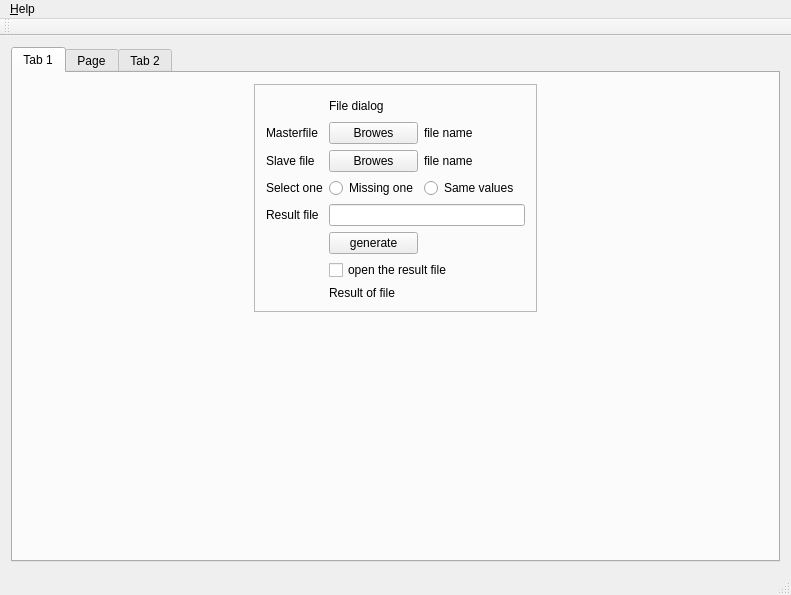
Above: mainwindow.ui from jawahar273/lib before the change. Below: the same form after it.
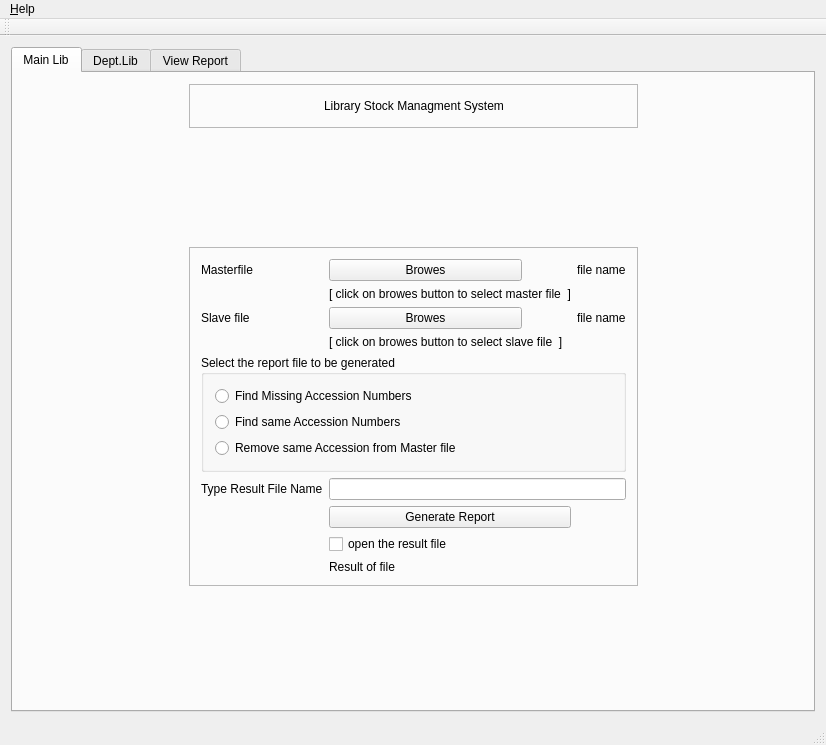
That is the form after the change. Icons and pictures are not drawn.

The edit to the form file:
```diff
--- a/mainwindow.ui
+++ b/mainwindow.ui
@@ -6,8 +6,8 @@
    <rect>
     <x>0</x>
     <y>0</y>
-    <width>791</width>
-    <height>595</height>
+    <width>826</width>
+    <height>745</height>
    </rect>
   </property>
   <property name="windowTitle">
@@ -41,49 +41,58 @@
       </property>
       <widget class="QWidget" name="tab">
        <attribute name="title">
-        <string>Tab 1</string>
+        <string>Main Lib</string>
        </attribute>
        <layout class="QGridLayout" name="gridLayout_2">
-        <item row="0" column="0">
-         <spacer name="horizontalSpacer">
-          <property name="orientation">
-           <enum>Qt::Horizontal</enum>
-          </property>
-          <property name="sizeHint" stdset="0">
-           <size>
-            <width>40</width>
-            <height>20</height>
-           </size>
-          </property>
-         </spacer>
-        </item>
         <item row="0" column="2">
-         <spacer name="horizontalSpacer_2">
-          <property name="orientation">
-           <enum>Qt::Horizontal</enum>
+         <widget class="QFrame" name="frame_2">
+          <property name="frameShape">
+           <enum>QFrame::StyledPanel</enum>
           </property>
-          <property name="sizeHint" stdset="0">
-           <size>
-            <width>40</width>
-            <height>20</height>
-           </size>
+          <property name="frameShadow">
+           <enum>QFrame::Raised</enum>
           </property>
-         </spacer>
+          <layout class="QGridLayout" name="gridLayout_6">
+           <item row="0" column="1">
+            <widget class="QLabel" name="Dialog_title">
+             <property name="styleSheet">
+              <string notr="true">font: italic 26pt &quot;Monotype Corsiva&quot;;</string>
+             </property>
+             <property name="text">
+              <string>Library Stock Managment System</string>
+             </property>
+            </widget>
+           </item>
+           <item row="0" column="0">
+            <spacer name="horizontalSpacer_4">
+             <property name="orientation">
+              <enum>Qt::Horizontal</enum>
+             </property>
+             <property name="sizeHint" stdset="0">
+              <size>
+               <width>40</width>
+               <height>20</height>
+              </size>
+             </property>
+            </spacer>
+           </item>
+           <item row="0" column="2">
+            <spacer name="horizontalSpacer_5">
+             <property name="orientation">
+              <enum>Qt::Horizontal</enum>
+             </property>
+             <property name="sizeHint" stdset="0">
+              <size>
+               <width>40</width>
+               <height>20</height>
+              </size>
+             </property>
+            </spacer>
+           </item>
+          </layout>
+         </widget>
         </item>
-        <item row="1" column="1">
-         <spacer name="verticalSpacer">
-          <property name="orientation">
-           <enum>Qt::Vertical</enum>
-          </property>
-          <property name="sizeHint" stdset="0">
-           <size>
-            <width>20</width>
-            <height>40</height>
-           </size>
-          </property>
-         </spacer>
-        </item>
-        <item row="0" column="1">
+        <item row="2" column="2">
          <widget class="QFrame" name="frame">
           <property name="styleSheet">
            <string notr="true">font: italic 22pt &quot;Monotype Corsiva&quot;;</string>
@@ -95,116 +104,78 @@
            <enum>QFrame::Raised</enum>
           </property>
           <layout class="QGridLayout" name="gridLayout_3">
-           <item row="0" column="0">
-            <spacer name="horizontalSpacer_4">
-             <property name="orientation">
-              <enum>Qt::Horizontal</enum>
-             </property>
-             <property name="sizeHint" stdset="0">
-              <size>
-               <width>40</width>
-               <height>20</height>
-              </size>
-             </property>
-            </spacer>
-           </item>
-           <item row="0" column="1" colspan="2">
-            <widget class="QLabel" name="Dialog_title">
-             <property name="styleSheet">
-              <string notr="true">font: italic 26pt &quot;Monotype Corsiva&quot;;</string>
-             </property>
-             <property name="text">
-              <string>File dialog</string>
-             </property>
-            </widget>
-           </item>
-           <item row="1" column="0">
-            <widget class="QLabel" name="label">
-             <property name="text">
-              <string>Masterfile</string>
-             </property>
-            </widget>
-           </item>
-           <item row="2" column="0">
+           <item row="3" column="0">
             <widget class="QLabel" name="label_2">
              <property name="text">
               <string>Slave file</string>
              </property>
             </widget>
            </item>
-           <item row="2" column="1">
-            <widget class="QPushButton" name="pushButton_2">
-             <property name="maximumSize">
-              <size>
-               <width>193</width>
-               <height>44</height>
-              </size>
-             </property>
-             <property name="text">
-              <string>Browes</string>
-             </property>
-            </widget>
-           </item>
-           <item row="1" column="2">
-            <widget class="QLabel" name="label_4">
-             <property name="text">
-              <string>&lt;html&gt;&lt;head/&gt;&lt;body&gt;&lt;p&gt;file name&lt;/p&gt;&lt;/body&gt;&lt;/html&gt;</string>
-             </property>
-            </widget>
-           </item>
-           <item row="3" column="0">
-            <widget class="QLabel" name="label_7">
-             <property name="text">
-              <string>Select one</string>
-             </property>
-            </widget>
-           </item>
-           <item row="3" column="1">
-            <widget class="QRadioButton" name="radioButton">
-             <property name="text">
-              <string>Missing one</string>
-             </property>
-            </widget>
-           </item>
-           <item row="2" column="2">
+           <item row="3" column="2">
             <widget class="QLabel" name="label_5">
              <property name="text">
               <string>file name</string>
              </property>
             </widget>
            </item>
-           <item row="4" column="1" colspan="3">
-            <widget class="QLineEdit" name="lineEdit"/>
-           </item>
-           <item row="4" column="0">
+           <item row="6" column="0">
             <widget class="QLabel" name="label_3">
              <property name="text">
-              <string>Result file</string>
+              <string>Type Result File Name</string>
              </property>
             </widget>
            </item>
-           <item row="3" column="2">
-            <widget class="QRadioButton" name="radioButton_2">
-             <property name="text">
-              <string>Same values</string>
-             </property>
-            </widget>
-           </item>
-           <item row="5" column="1">
+           <item row="7" column="1">
             <widget class="QPushButton" name="pushButton_3">
              <property name="text">
-              <string>generate</string>
+              <string>Generate Report</string>
              </property>
             </widget>
            </item>
-           <item row="6" column="1" colspan="3">
+           <item row="1" column="0">
+            <widget class="QLabel" name="label">
+             <property name="text">
+              <string>Masterfile</string>
+             </property>
+            </widget>
+           </item>
+           <item row="6" column="1" colspan="2">
+            <widget class="QLineEdit" name="lineEdit"/>
+           </item>
+           <item row="8" column="1" colspan="2">
             <widget class="QCheckBox" name="open_result_file">
              <property name="text">
               <string>open the result file</string>
              </property>
             </widget>
            </item>
-           <item row="7" column="1" colspan="2">
+           <item row="3" column="1">
+            <widget class="QPushButton" name="pushButton_2">
+             <property name="maximumSize">
+              <size>
+               <width>193</width>
+               <height>44</height>
+              </size>
+             </property>
+             <property name="toolTip">
+              <string comment="click on browes button to select slave file"/>
+             </property>
+             <property name="whatsThis">
+              <string extracomment="click on browes button to select slave file"/>
+             </property>
+             <property name="text">
+              <string>Browes</string>
+             </property>
+            </widget>
+           </item>
+           <item row="1" column="2">
+            <widget class="QLabel" name="label_4">
+             <property name="text">
+              <string>&lt;html&gt;&lt;head/&gt;&lt;body&gt;&lt;p&gt;file name&lt;/p&gt;&lt;/body&gt;&lt;/html&gt;</string>
+             </property>
+            </widget>
+           </item>
+           <item row="9" column="1">
             <widget class="QLabel" name="label_6">
              <property name="text">
               <string>Result of file</string>
@@ -224,19 +195,134 @@
              </property>
             </widget>
            </item>
+           <item row="2" column="1">
+            <widget class="QLabel" name="label_7">
+             <property name="styleSheet">
+              <string notr="true">font: italic 8pt &quot;MS Shell Dlg 2&quot;;</string>
+             </property>
+             <property name="text">
+              <string>[ click on browes button to select master file  ]</string>
+             </property>
+            </widget>
+           </item>
+           <item row="5" column="0" colspan="3">
+            <widget class="QGroupBox" name="groupBox">
+             <property name="title">
+              <string>Select the report file to be generated</string>
+             </property>
+             <layout class="QGridLayout" name="gridLayout_5">
+              <item row="1" column="0">
+               <widget class="QRadioButton" name="radioButton_2">
+                <property name="text">
+                 <string>Find same Accession Numbers</string>
+                </property>
+               </widget>
+              </item>
+              <item row="0" column="0">
+               <widget class="QRadioButton" name="radioButton">
+                <property name="text">
+                 <string>Find Missing Accession Numbers</string>
+                </property>
+               </widget>
+              </item>
+              <item row="2" column="0">
+               <widget class="QRadioButton" name="radioButton_3">
+                <property name="text">
+                 <string>Remove same Accession from Master file</string>
+                </property>
+               </widget>
+              </item>
+             </layout>
+            </widget>
+           </item>
+           <item row="4" column="1">
+            <widget class="QLabel" name="label_8">
+             <property name="styleSheet">
+              <string notr="true">font: italic 8pt &quot;MS Shell Dlg 2&quot;;</string>
+             </property>
+             <property name="text">
+              <string>[ click on browes button to select slave file  ]</string>
+             </property>
+            </widget>
+           </item>
           </layout>
          </widget>
         </item>
+        <item row="0" column="0">
+         <spacer name="horizontalSpacer_3">
+          <property name="orientation">
+           <enum>Qt::Horizontal</enum>
+          </property>
+          <property name="sizeHint" stdset="0">
+           <size>
+            <width>40</width>
+            <height>20</height>
+           </size>
+          </property>
+         </spacer>
+        </item>
+        <item row="2" column="3">
+         <spacer name="horizontalSpacer_2">
+          <property name="orientation">
+           <enum>Qt::Horizontal</enum>
+          </property>
+          <property name="sizeHint" stdset="0">
+           <size>
+            <width>40</width>
+            <height>20</height>
+           </size>
+          </property>
+         </spacer>
+        </item>
+        <item row="1" column="2">
+         <spacer name="verticalSpacer">
+          <property name="orientation">
+           <enum>Qt::Vertical</enum>
+          </property>
+          <property name="sizeHint" stdset="0">
+           <size>
+            <width>20</width>
+            <height>40</height>
+           </size>
+          </property>
+         </spacer>
+        </item>
+        <item row="2" column="0">
+         <spacer name="horizontalSpacer">
+          <property name="orientation">
+           <enum>Qt::Horizontal</enum>
+          </property>
+          <property name="sizeHint" stdset="0">
+           <size>
+            <width>40</width>
+            <height>20</height>
+           </size>
+          </property>
+         </spacer>
+        </item>
+        <item row="3" column="2">
+         <spacer name="verticalSpacer_2">
+          <property name="orientation">
+           <enum>Qt::Vertical</enum>
+          </property>
+          <property name="sizeHint" stdset="0">
+           <size>
+            <width>20</width>
+            <height>40</height>
+           </size>
+          </property>
+         </spacer>
+        </item>
        </layout>
       </widget>
       <widget class="QWidget" name="tab_3">
        <attribute name="title">
-        <string>Page</string>
+        <string>Dept.Lib</string>
        </attribute>
       </widget>
       <widget class="QWidget" name="tab_2">
        <attribute name="title">
-        <string>Tab 2</string>
+        <string>View Report</string>
        </attribute>
        <layout class="QGridLayout" name="gridLayout_4">
         <item row="0" column="0">
@@ -253,7 +339,7 @@
     <rect>
      <x>0</x>
      <y>0</y>
-     <width>791</width>
+     <width>826</width>
      <height>21</height>
     </rect>
    </property>
```
Left out of the diff: 3 changed lines with no effect on the pictures.
